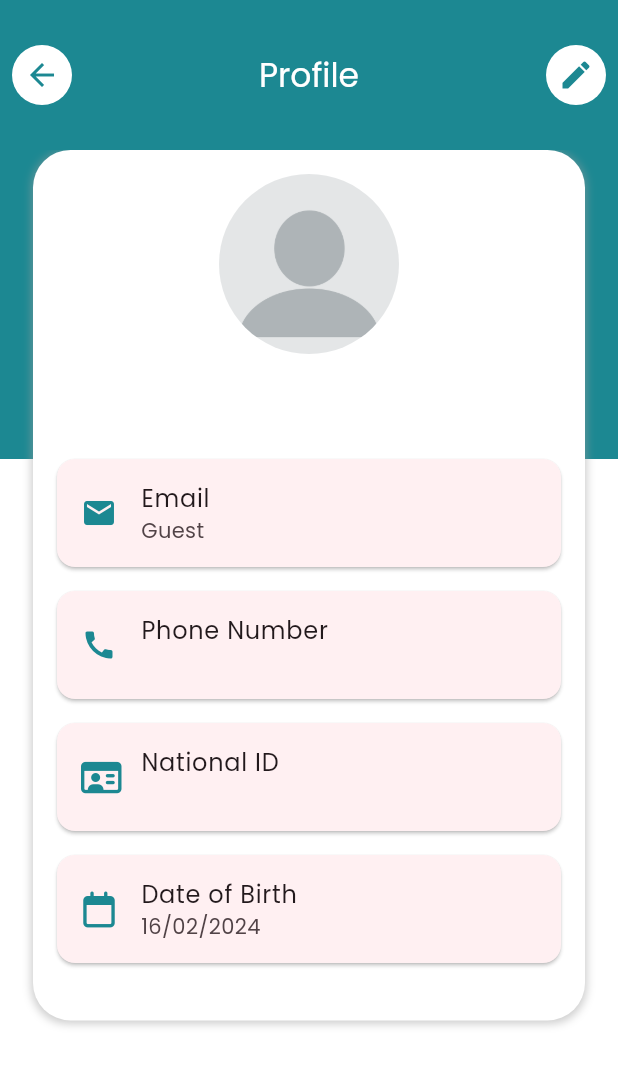
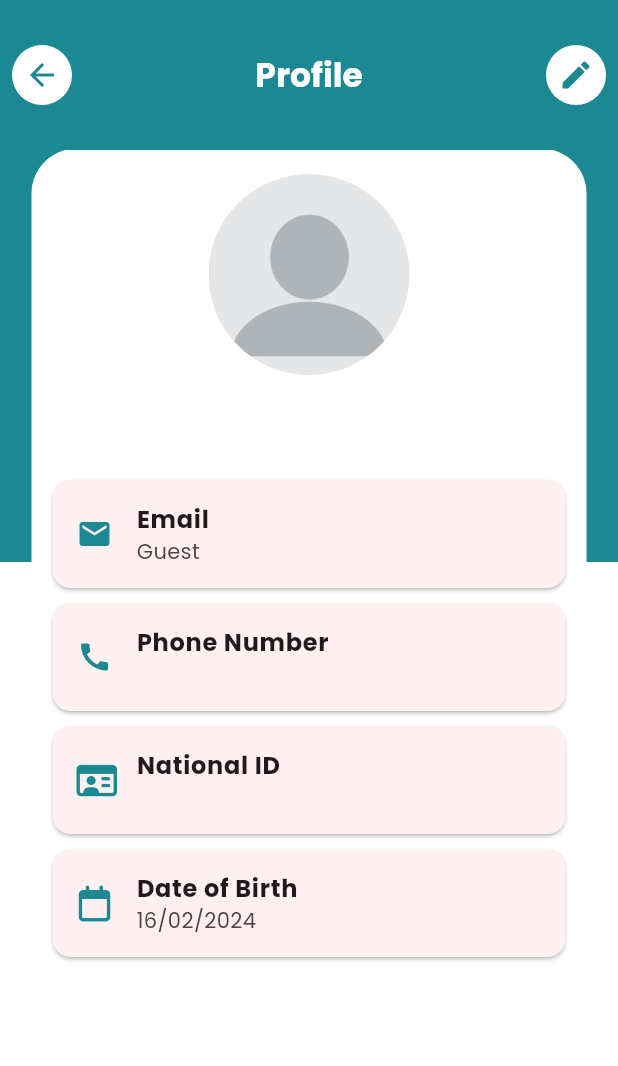
Before and after one commit to QutaibaQusai/heartful-care, a Flutter app: the Account screen opened directly with empty values, on a phone screen of 412 x 824 dp. Shown: the top 1066 px of the screen. Run offline on Flutter 3.47's test engine with Material 3 defaults, Android fonts, the light colour scheme and no system bars; our stand-ins replace cloud_firestore, date_format, firebase_auth, firebase_core, flutter_animate, flutter_settings_screens and 6 more; accounts and stored records are empty.

Commit message:
fix some problems

```diff
--- a/lib/Profile/account.dart
+++ b/lib/Profile/account.dart
@@ -65,9 +65,7 @@ class _AccountState extends State<Account> {
         title: Text(
           'Profile',
           style: TextStyle(
-            fontSize: 22,
-            color: Colors.white,
-          ),
+              fontSize: 22, color: Colors.white, fontWeight: FontWeight.bold),
         ),
         centerTitle: true,
         backgroundColor: Color(0xFF1C8892),
@@ -115,7 +113,7 @@ class _AccountState extends State<Account> {
             children: [
               Container(
                 width: MediaQuery.of(context).size.width,
-                height: MediaQuery.of(context).size.height / 4.0,
+                height: MediaQuery.of(context).size.height / 3.0,
                 color: Color(0xFF1C8892),
               ),
               Padding(
@@ -123,13 +121,14 @@ class _AccountState extends State<Account> {
                 child: Container(
                   decoration: BoxDecoration(
                     color: Colors.white,
-                    borderRadius: BorderRadius.circular(25),
+                    borderRadius: BorderRadius.circular(30),
                     boxShadow: [
                       BoxShadow(
-                        color: Colors.grey.withOpacity(0.5),
+                        color: Colors.white,
+                        //color: Colors.grey.withOpacity(0.5),
                         spreadRadius: 1,
-                        blurRadius: 4,
-                        offset: Offset(0, 1),
+                        // blurRadius: 4,
+                        //offset: Offset(0, 1),
                       ),
                     ],
                   ),
@@ -141,15 +140,15 @@ class _AccountState extends State<Account> {
                         Padding(
                           padding: const EdgeInsets.all(16.0),
                           child: CircleAvatar(
-                            radius: 60,
+                            radius: 67,
                             backgroundColor: Colors.transparent,
                             backgroundImage: AssetImage("images/profile.webp"),
                           ),
                         ),
                         Text(
-                          fullname,
+                          fullname.toUpperCase(),
                           style: TextStyle(
-                            fontSize: 16,
+                            fontSize: 18,
                             fontWeight: FontWeight.bold,
                           ),
                         ),
@@ -164,11 +163,15 @@ class _AccountState extends State<Account> {
                                 children: [],
                               ),
                               Card(
-                                margin: EdgeInsets.all(8),
+                                margin: EdgeInsets.all(5),
                                 child: ListTile(
                                   leading: Icon(Icons.email),
                                   iconColor: Color(0xFF1C8892),
-                                  title: Text('Email'),
+                                  title: Text(
+                                    'Email',
+                                    style:
+                                        TextStyle(fontWeight: FontWeight.bold),
+                                  ),
                                   subtitle: Text(
                                     widget.userEmail.isNotEmpty
                                         ? widget.userEmail
@@ -177,29 +180,35 @@ class _AccountState extends State<Account> {
                                 ),
                               ),
                               Card(
-                                margin: EdgeInsets.all(8),
+                                margin: EdgeInsets.all(5),
                                 child: ListTile(
                                   leading: Icon(Icons.call),
                                   iconColor: Color(0xFF1C8892),
-                                  title: Text('Phone Number'),
+                                  title: Text('Phone Number',
+                                      style: TextStyle(
+                                          fontWeight: FontWeight.bold)),
                                   subtitle: Text(phoneNumber),
                                 ),
                               ),
                               Card(
-                                margin: EdgeInsets.all(8),
+                                margin: EdgeInsets.all(5),
                                 child: ListTile(
                                   leading: Icon(FontAwesomeIcons.idCard),
                                   iconColor: Color(0xFF1C8892),
-                                  title: Text('National ID'),
+                                  title: Text('National ID',
+                                      style: TextStyle(
+                                          fontWeight: FontWeight.bold)),
                                   subtitle: Text(nationalID),
                                 ),
                               ),
                               Card(
-                                margin: EdgeInsets.all(8),
+                                margin: EdgeInsets.all(5),
                                 child: ListTile(
                                   leading: Icon(FontAwesomeIcons.calendar),
                                   iconColor: Color(0xFF1C8892),
-                                  title: Text('Date of Birth'),
+                                  title: Text('Date of Birth',
+                                      style: TextStyle(
+                                          fontWeight: FontWeight.bold)),
                                   subtitle: Text(
                                     dateOfBirth != null
                                         ? formatDate(dateOfBirth!,
--- a/lib/User Settings/settings_home_page.dart
+++ b/lib/User Settings/settings_home_page.dart
@@ -408,10 +408,7 @@ class _SettingFirstPage extends State<SettingFirstPage> {
 
                 // Navigate to home page
                 Navigator.of(context).pushAndRemoveUntil(
-                  MaterialPageRoute(
-                      builder: (context) => Home(
-                            userEmail: '',
-                          )),
+                  MaterialPageRoute(builder: (context) => IntroPage()),
                   (Route<dynamic> route) => false,
                 );
               },
--- a/lib/User login-Sginup/signup_screen.dart
+++ b/lib/User login-Sginup/signup_screen.dart
@@ -58,7 +58,7 @@ class _SignInScreen extends State<SignInScreen> {
                   ),
                   Container(
                     width: MediaQuery.of(context).size.width,
-                    //height: MediaQuery.of(context).size.height / 1.6,
+                    height: MediaQuery.of(context).size.height / 1.55,
                     decoration: BoxDecoration(
                       color: Color(0xFF1C8892),
                       borderRadius: BorderRadius.only(
--- a/lib/sections/NurseCenterSection/nurseCenterDetailes.dart
+++ b/lib/sections/NurseCenterSection/nurseCenterDetailes.dart
@@ -266,7 +266,8 @@ class _DetailedNurseCenter extends State<DetailedNurseCenter> {
                         onTap: () {
                           // Open Google Maps
                           // ignore: deprecated_member_use
-                          launch(widget.centerLocation);
+                          launch(
+                              "https://www.google.com/maps?q=${widget.centerLocation}");
                         },
                         child: SvgPicture.asset(
                           "images/center_loc.svg",
```
